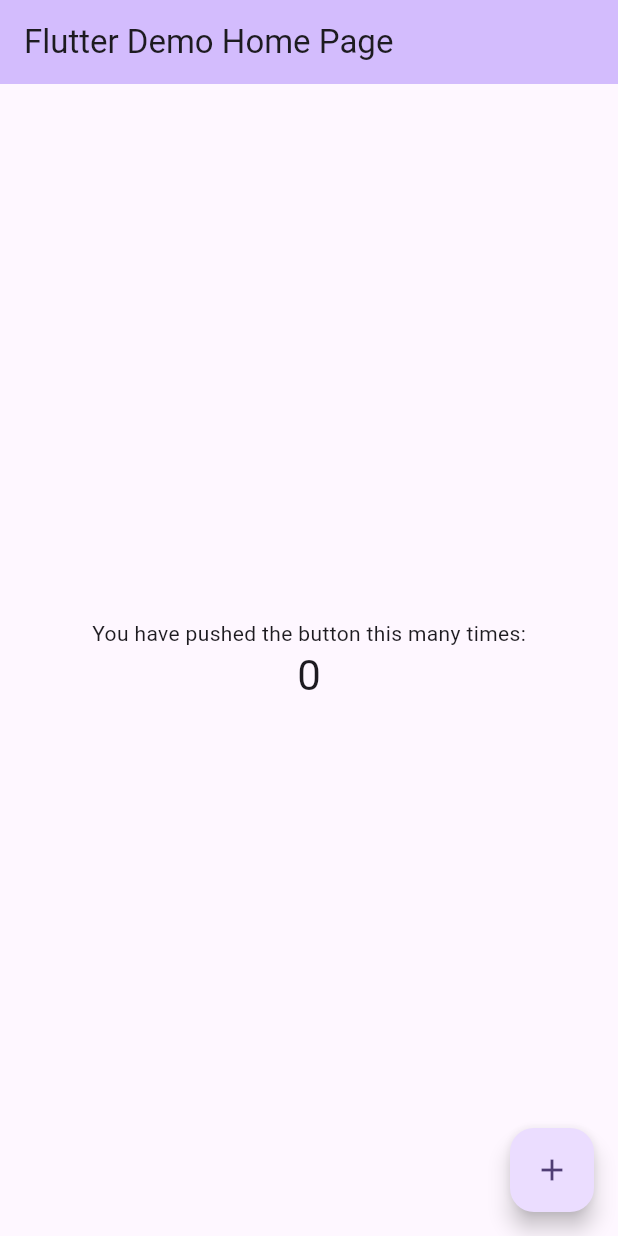
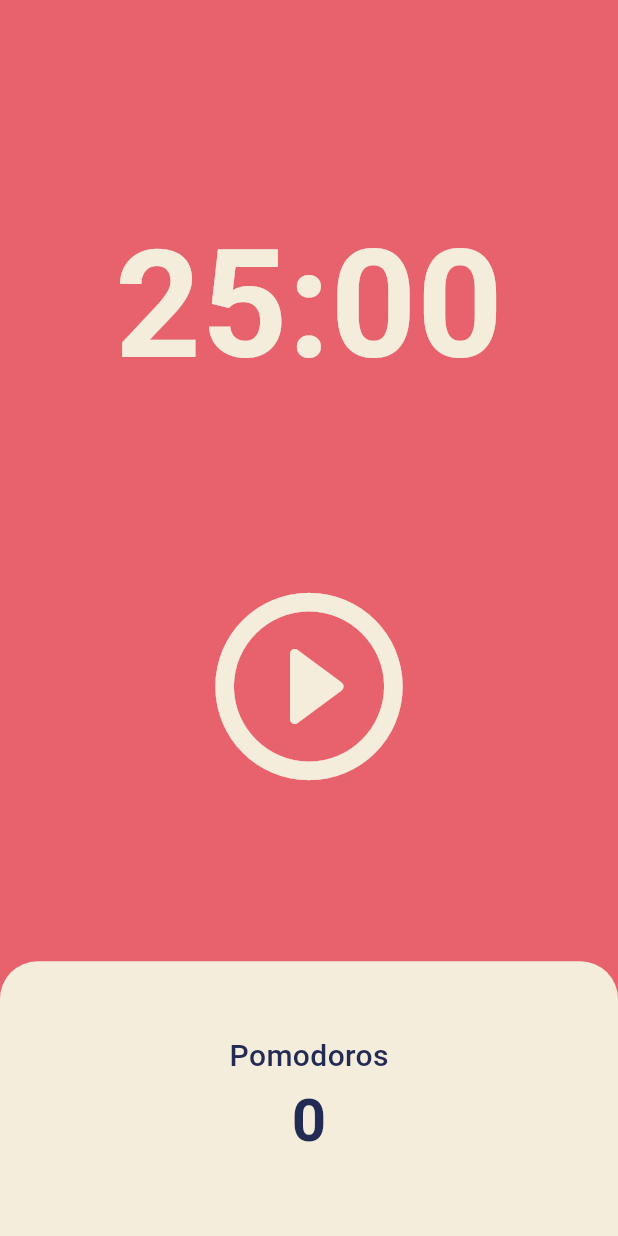
Before and after one commit to KimCookk/flutter_pomodoroApp, a Flutter app: the screen it shows after launch, on a phone screen of 412 x 824 dp. Run offline on Flutter 3.47's test engine with Material 3 defaults, Android fonts, the phone set to English and light mode, and no system bars.

Commit message:
pomodoro view design

```diff
--- a/lib/main.dart
+++ b/lib/main.dart
@@ -1,125 +1,32 @@
 import 'package:flutter/material.dart';
+import 'package:pomodoro_app/screens/home_screen.dart';
 
 void main() {
-  runApp(const MyApp());
+  runApp(
+    const PomodoroApp(),
+  );
 }
 
-class MyApp extends StatelessWidget {
-  const MyApp({super.key});
+class PomodoroApp extends StatelessWidget {
+  const PomodoroApp({super.key});
 
-  // This widget is the root of your application.
   @override
   Widget build(BuildContext context) {
     return MaterialApp(
-      title: 'Flutter Demo',
       theme: ThemeData(
-        // This is the theme of your application.
-        //
-        // TRY THIS: Try running your application with "flutter run". You'll see
-        // the application has a purple toolbar. Then, without quitting the app,
-        // try changing the seedColor in the colorScheme below to Colors.green
-        // and then invoke "hot reload" (save your changes or press the "hot
-        // reload" button in a Flutter-supported IDE, or press "r" if you used
-        // the command line to start the app).
-        //
-        // Notice that the counter didn't reset back to zero; the application
-        // state is not lost during the reload. To reset the state, use hot
-        // restart instead.
-        //
-        // This works for code too, not just values: Most code changes can be
-        // tested with just a hot reload.
-        colorScheme: ColorScheme.fromSeed(seedColor: Colors.deepPurple),
-        useMaterial3: true,
+        colorScheme: ColorScheme.fromSwatch(
+          backgroundColor: const Color(0xFFE7626C),
+        ),
+        textTheme: const TextTheme(
+          displayLarge: TextStyle(
+            color: Color(0xFF232B55),
+          ),
+        ),
+        cardColor: const Color(0xFFF4EDDB),
       ),
-      home: const MyHomePage(title: 'Flutter Demo Home Page'),
+      home: const Scaffold(
+        body: HomeScreen(),
+      ),
     );
   }
 }
-
-class MyHomePage extends StatefulWidget {
-  const MyHomePage({super.key, required this.title});
-
-  // This widget is the home page of your application. It is stateful, meaning
-  // that it has a State object (defined below) that contains fields that affect
-  // how it looks.
-
-  // This class is the configuration for the state. It holds the values (in this
-  // case the title) provided by the parent (in this case the App widget) and
-  // used by the build method of the State. Fields in a Widget subclass are
-  // always marked "final".
-
-  final String title;
-
-  @override
-  State<MyHomePage> createState() => _MyHomePageState();
-}
-
-class _MyHomePageState extends State<MyHomePage> {
-  int _counter = 0;
-
-  void _incrementCounter() {
-    setState(() {
-      // This call to setState tells the Flutter framework that something has
-      // changed in this State, which causes it to rerun the build method below
-      // so that the display can reflect the updated values. If we changed
-      // _counter without calling setState(), then the build method would not be
-      // called again, and so nothing would appear to happen.
-      _counter++;
-    });
-  }
-
-  @override
-  Widget build(BuildContext context) {
-    // This method is rerun every time setState is called, for instance as done
-    // by the _incrementCounter method above.
-    //
-    // The Flutter framework has been optimized to make rerunning build methods
-    // fast, so that you can just rebuild anything that needs updating rather
-    // than having to individually change instances of widgets.
-    return Scaffold(
-      appBar: AppBar(
-        // TRY THIS: Try changing the color here to a specific color (to
-        // Colors.amber, perhaps?) and trigger a hot reload to see the AppBar
-        // change color while the other colors stay the same.
-        backgroundColor: Theme.of(context).colorScheme.inversePrimary,
-        // Here we take the value from the MyHomePage object that was created by
-        // the App.build method, and use it to set our appbar title.
-        title: Text(widget.title),
-      ),
-      body: Center(
-        // Center is a layout widget. It takes a single child and positions it
-        // in the middle of the parent.
-        child: Column(
-          // Column is also a layout widget. It takes a list of children and
-          // arranges them vertically. By default, it sizes itself to fit its
-          // children horizontally, and tries to be as tall as its parent.
-          //
-          // Column has various properties to control how it sizes itself and
-          // how it positions its children. Here we use mainAxisAlignment to
-          // center the children vertically; the main axis here is the vertical
-          // axis because Columns are vertical (the cross axis would be
-          // horizontal).
-          //
-          // TRY THIS: Invoke "debug painting" (choose the "Toggle Debug Paint"
-          // action in the IDE, or press "p" in the console), to see the
-          // wireframe for each widget.
-          mainAxisAlignment: MainAxisAlignment.center,
-          children: <Widget>[
-            const Text(
-              'You have pushed the button this many times:',
-            ),
-            Text(
-              '$_counter',
-              style: Theme.of(context).textTheme.headlineMedium,
-            ),
-          ],
-        ),
-      ),
-      floatingActionButton: FloatingActionButton(
-        onPressed: _incrementCounter,
-        tooltip: 'Increment',
-        child: const Icon(Icons.add),
-      ), // This trailing comma makes auto-formatting nicer for build methods.
-    );
-  }
-}
--- /dev/null
+++ b/lib/screens/home_screen.dart
@@ -0,0 +1,90 @@
+import 'package:flutter/material.dart';
+import 'package:flutter/widgets.dart';
+
+class HomeScreen extends StatefulWidget {
+  const HomeScreen({super.key});
+
+  @override
+  State<HomeScreen> createState() => _HomeScreenState();
+}
+
+class _HomeScreenState extends State<HomeScreen> {
+  @override
+  Widget build(BuildContext context) {
+    return Scaffold(
+      backgroundColor: Theme.of(context).colorScheme.background,
+      body: Center(
+        child: Column(
+          children: [
+            Flexible(
+              flex: 3,
+              child: Container(
+                alignment: Alignment.bottomCenter,
+                child: Text(
+                  '25:00',
+                  style: TextStyle(
+                    color: Theme.of(context).cardColor,
+                    fontSize: 100,
+                    fontWeight: FontWeight.w700,
+                  ),
+                ),
+              ),
+            ),
+            Flexible(
+              flex: 4,
+              child: Center(
+                child: IconButton(
+                  onPressed: () => {print('clicked play')},
+                  color: Theme.of(context).cardColor,
+                  icon: const Icon(
+                    Icons.play_circle_outline_rounded,
+                    size: 150,
+                  ),
+                ),
+              ),
+            ),
+            Flexible(
+              flex: 2,
+              child: Container(
+                decoration: BoxDecoration(
+                  color: Theme.of(context).cardColor,
+                  borderRadius: const BorderRadius.only(
+                      topRight: Radius.circular(25),
+                      topLeft: Radius.circular(25)),
+                ),
+                child: Row(
+                  mainAxisAlignment: MainAxisAlignment.center,
+                  children: [
+                    Column(
+                      mainAxisAlignment: MainAxisAlignment.center,
+                      children: [
+                        Text(
+                          'Pomodoros',
+                          style: TextStyle(
+                            fontSize: 20,
+                            fontWeight: FontWeight.w500,
+                            color:
+                                Theme.of(context).textTheme.displayLarge?.color,
+                          ),
+                        ),
+                        Text(
+                          '0',
+                          style: TextStyle(
+                            fontSize: 40,
+                            fontWeight: FontWeight.w700,
+                            color:
+                                Theme.of(context).textTheme.displayLarge?.color,
+                          ),
+                        ),
+                      ],
+                    ),
+                  ],
+                ),
+              ),
+            ),
+          ],
+        ),
+      ),
+    );
+  }
+}
```
